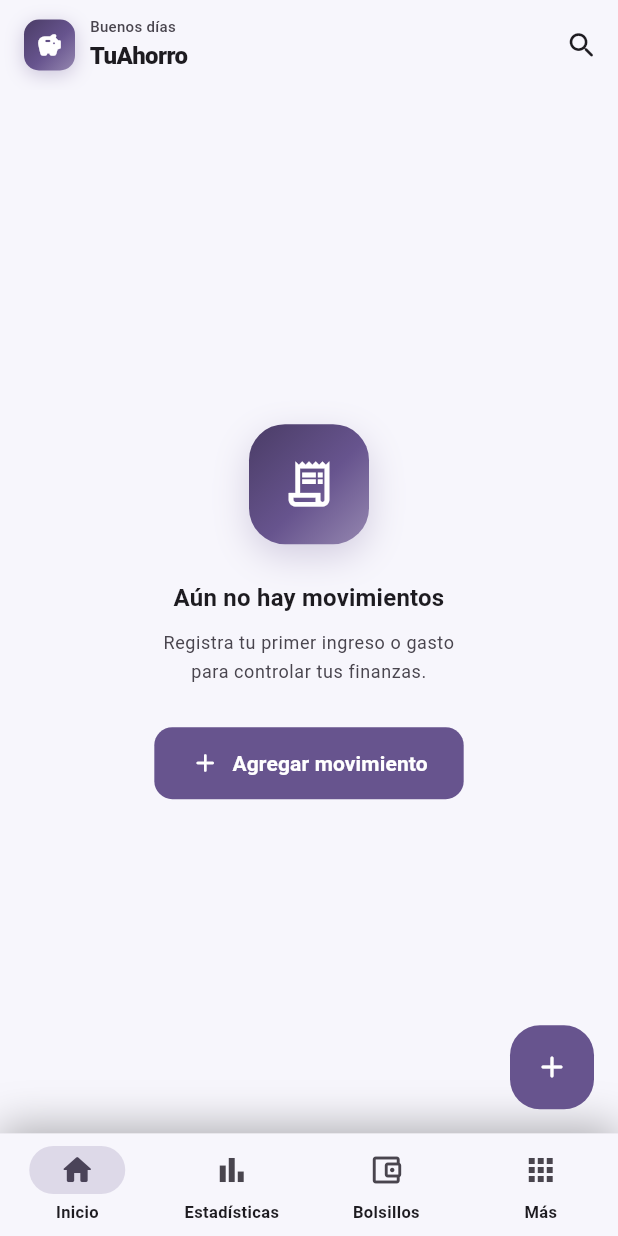
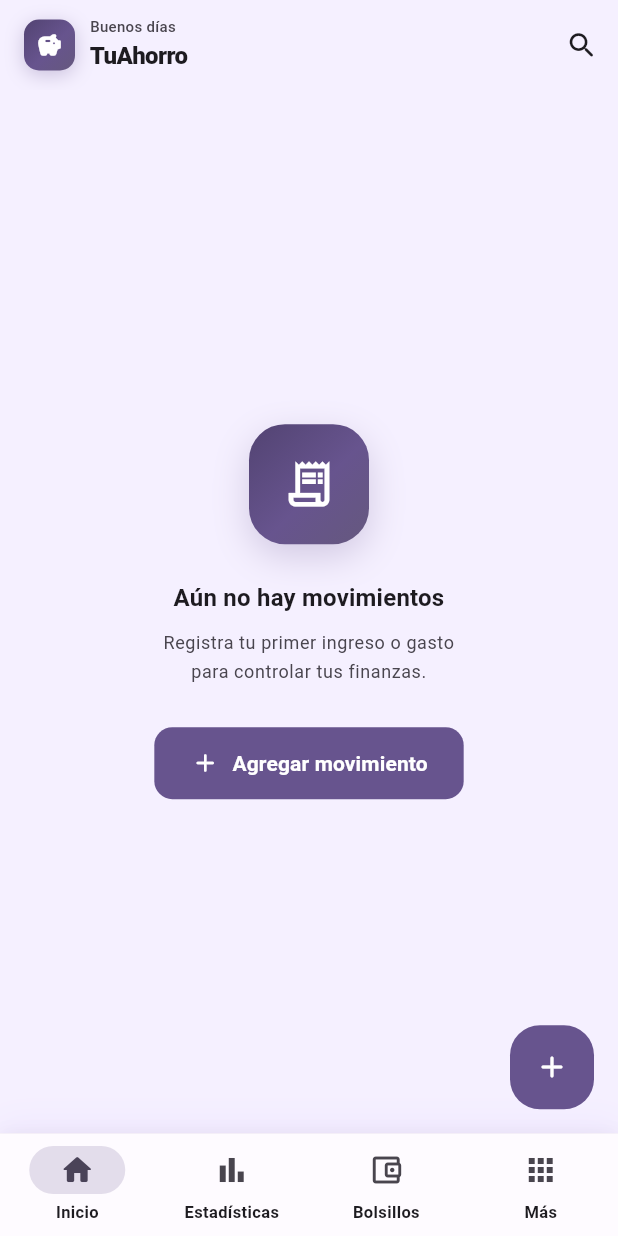
Before and after one commit to AlejandroMaldonadoSilva0314/TuAhorroApp, a Flutter app: the screen it shows after launch, after a tap on "Omitir", on a phone screen of 412 x 824 dp. Run offline on Flutter 3.47's test engine with Material 3 defaults, Android fonts, the phone set to English and light mode, and no system bars; our stand-ins replace file_picker, flutter_local_notifications, share_plus, shared_preferences, timezone.

Commit message:
feat: refine color system and polish UI across screens
Expand app_colors with richer palette and semantic tokens; update design system and theme accordingly. Tighten layout and spacing in dashboard, bolsillos, metas, estadisticas, lista gastos and gasto card for a more cohesive look.

Co-Authored-By: Claude Sonnet 4.6 <noreply@anthropic.com>

```diff
--- a/lib/core/theme/app_theme.dart
+++ b/lib/core/theme/app_theme.dart
@@ -44,14 +44,36 @@ class AppTheme {
     TemaColor.lavender     => const Color(0xFF1C1735),
   };
 
+  // Light mode: fondos sutilmente tintados según el tema — cada tema tiene personalidad propia
+  static Color _lightSurfaceForTema(TemaColor t) => switch (t) {
+    TemaColor.premiumRoyal => const Color(0xFFF5F0FF), // lavanda suave
+    TemaColor.midnight     => const Color(0xFFF0F4FA), // gris perla
+    TemaColor.aurora       => const Color(0xFFEEF8FF), // azul cielo pálido
+    TemaColor.emerald      => const Color(0xFFEEFAF4), // menta suave
+    TemaColor.sunset       => const Color(0xFFFFF6F0), // durazno pálido
+    TemaColor.ruby         => const Color(0xFFFFF0F3), // rosa pálido
+    TemaColor.lavender     => const Color(0xFFF7F0FF), // lavanda cálida
+  };
+
+  // Light mode: cards ligeramente tintadas — flotan sobre el fondo del tema
+  static Color _lightCardForTema(TemaColor t) => switch (t) {
+    TemaColor.premiumRoyal => const Color(0xFFFEFBFF),
+    TemaColor.midnight     => const Color(0xFFFAFBFE),
+    TemaColor.aurora       => const Color(0xFFF8FCFF),
+    TemaColor.emerald      => const Color(0xFFF7FEFA),
+    TemaColor.sunset       => const Color(0xFFFFFBF8),
+    TemaColor.ruby         => const Color(0xFFFFFBFC),
+    TemaColor.lavender     => const Color(0xFFFDF8FF),
+  };
+
   static ThemeData _build(Brightness brightness, TemaColor temaColor) {
     final isDark = brightness == Brightness.dark;
     final seed = _seedForTema(temaColor);
     final colorScheme = ColorScheme.fromSeed(
       seedColor: seed,
       brightness: brightness,
-      surface: isDark ? _darkSurfaceForTema(temaColor) : const Color(0xFFF7F6FC),
-      surfaceContainerLowest: isDark ? _darkCardForTema(temaColor) : Colors.white,
+      surface: isDark ? _darkSurfaceForTema(temaColor) : _lightSurfaceForTema(temaColor),
+      surfaceContainerLowest: isDark ? _darkCardForTema(temaColor) : _lightCardForTema(temaColor),
     );
 
     final textTheme = _textTheme(colorScheme);
@@ -83,11 +105,12 @@ class AppTheme {
       ),
 
       cardTheme: CardThemeData(
-        elevation: 0,
+        elevation: isDark ? 0 : 2,
+        shadowColor: isDark ? Colors.transparent : colorScheme.primary.withValues(alpha: 0.12),
+        surfaceTintColor: Colors.transparent,
         margin: const EdgeInsets.symmetric(horizontal: 16, vertical: 6),
         shape: RoundedRectangleBorder(borderRadius: BorderRadius.circular(20)),
         color: colorScheme.surfaceContainerLowest,
-        shadowColor: Colors.black.withValues(alpha: 0.18),
       ),
 
       floatingActionButtonTheme: FloatingActionButtonThemeData(
@@ -128,7 +151,7 @@ class AppTheme {
       dialogTheme: DialogThemeData(
         shape: RoundedRectangleBorder(borderRadius: BorderRadius.circular(28)),
         elevation: 0,
-        backgroundColor: isDark ? const Color(0xFF1B1630) : Colors.white,
+        backgroundColor: colorScheme.surfaceContainerLowest,
         surfaceTintColor: Colors.transparent,
       ),
 
@@ -136,7 +159,7 @@ class AppTheme {
         shape: const RoundedRectangleBorder(
           borderRadius: BorderRadius.vertical(top: Radius.circular(28)),
         ),
-        backgroundColor: isDark ? const Color(0xFF1B1630) : Colors.white,
+        backgroundColor: colorScheme.surfaceContainerLowest,
         showDragHandle: true,
         elevation: 0,
       ),
@@ -155,7 +178,7 @@ class AppTheme {
       navigationBarTheme: NavigationBarThemeData(
         height: 68,
         elevation: 0,
-        backgroundColor: isDark ? colorScheme.surface : Colors.white,
+        backgroundColor: isDark ? colorScheme.surface : colorScheme.surfaceContainerLowest,
         surfaceTintColor: Colors.transparent,
         indicatorColor: colorScheme.primary.withValues(alpha: 0.15),
         labelTextStyle: WidgetStatePropertyAll(
@@ -185,7 +208,9 @@ class AppTheme {
       snackBarTheme: SnackBarThemeData(
         behavior: SnackBarBehavior.floating,
         shape: RoundedRectangleBorder(borderRadius: BorderRadius.circular(12)),
-        backgroundColor: isDark ? const Color(0xFF241B3E) : const Color(0xFF1B1630),
+        backgroundColor: isDark
+            ? colorScheme.surfaceContainerHigh
+            : colorScheme.inverseSurface,
       ),
     );
   }
--- a/lib/features/gastos/screens/lista_gastos_screen.dart
+++ b/lib/features/gastos/screens/lista_gastos_screen.dart
@@ -250,7 +250,7 @@ class _ListaGastosScreenState extends State<ListaGastosScreen> {
       ),
       bottomNavigationBar: Container(
         decoration: BoxDecoration(
-          color: cs.surface,
+          color: cs.navBarSurface,
           border: Border(
             top: BorderSide(
               color: cs.outlineVariant.withValues(alpha: 0.15),
@@ -259,9 +259,14 @@ class _ListaGastosScreenState extends State<ListaGastosScreen> {
           ),
           boxShadow: [
             BoxShadow(
-              color: Colors.black.withValues(alpha: 0.30),
-              blurRadius: 24,
+              color: const Color(0xFF7C3AED).withValues(alpha: 0.06),
+              blurRadius: 20,
               offset: const Offset(0, -4),
+            ),
+            BoxShadow(
+              color: Colors.black.withValues(alpha: 0.04),
+              blurRadius: 8,
+              offset: const Offset(0, -1),
             ),
           ],
         ),
--- a/lib/features/gastos/widgets/gasto_card.dart
+++ b/lib/features/gastos/widgets/gasto_card.dart
@@ -42,7 +42,7 @@ class GastoCard extends StatelessWidget {
               color: cs.cardSurface,
               borderRadius: BorderRadius.circular(AppRadius.xl),
               border: Border.all(color: cs.cardBorder),
-              boxShadow: AppShadows.card,
+              boxShadow: cs.cardShadow,
             ),
             child: ClipRRect(
               borderRadius: BorderRadius.circular(AppRadius.xl),
```
Also changed, not shown: lib/core/theme/app_colors.dart (+115 -13 lines), lib/core/theme/app_design_system.dart (+28 -16 lines), lib/features/bolsillos/screens/bolsillos_screen.dart (+5 -10 lines), lib/features/gastos/screens/estadisticas_screen.dart (+4 -4 lines), lib/features/gastos/widgets/dashboard_resumen.dart (+13 -21 lines), lib/features/metas/screens/metas_screen.dart (+10 -15 lines).
